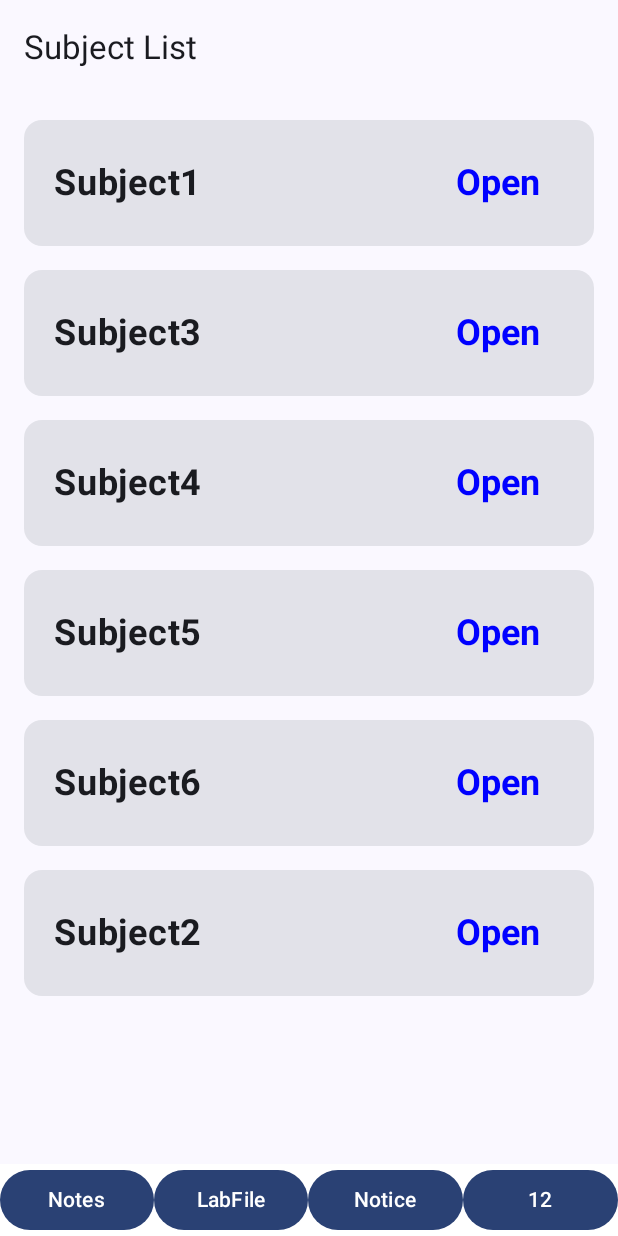
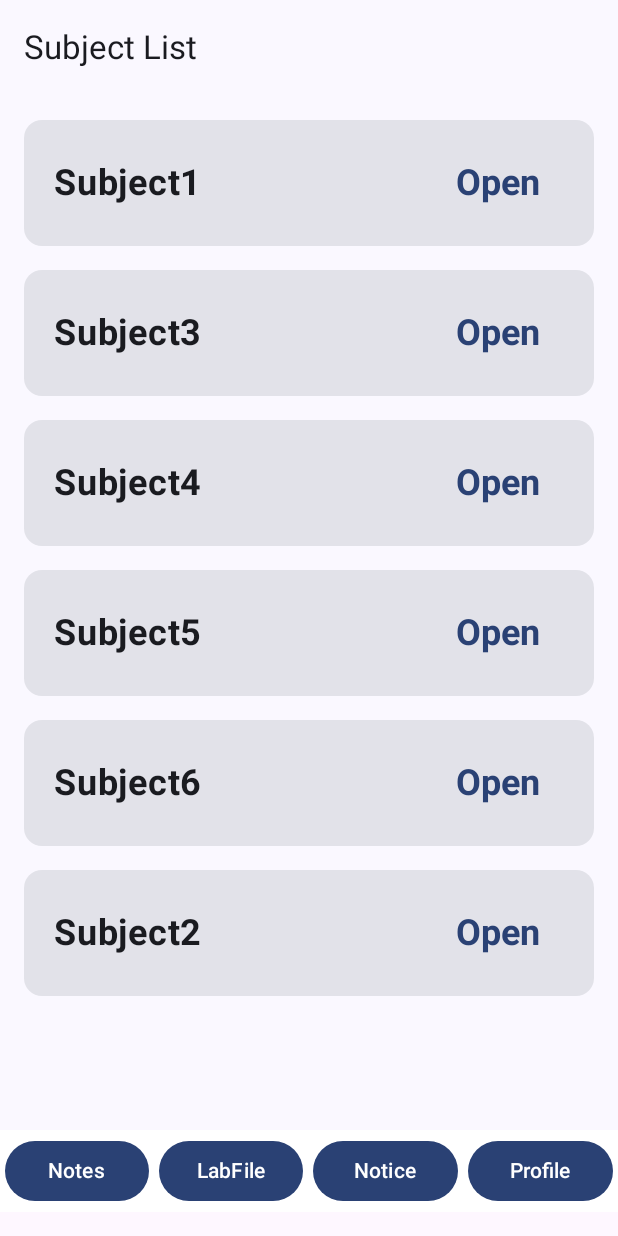
Before and after one commit to saurabhalp/MyProjectApp, an Android app built with Jetpack Compose: the screen it shows after launch (MainActivity), after a tap on "Notes", on a phone screen of 412 x 824 dp. Run offline under Robolectric (Android 15) with nearby library versions, the phone set to English and light mode, and no system bars; our stand-ins replace Firebase (no records; nobody signed in at launch, a user with empty details on screens opened directly).

Commit message:
UI Fixes

```diff
--- a/app/src/main/java/com/saurabhalp/myprojectapp/MainActivity.kt
+++ b/app/src/main/java/com/saurabhalp/myprojectapp/MainActivity.kt
@@ -15,6 +15,7 @@ import androidx.compose.foundation.layout.Box
 import androidx.compose.foundation.layout.Column
 import androidx.compose.foundation.layout.Row
 import androidx.compose.foundation.layout.fillMaxSize
+import androidx.compose.foundation.layout.fillMaxWidth
 import androidx.compose.foundation.layout.padding
 import androidx.compose.foundation.layout.statusBarsPadding
 import androidx.compose.material.icons.Icons
@@ -113,23 +114,38 @@ fun previewHome(){
 @Composable
 fun MainScreen(viewModel: MainViewModel) {
     val navController = rememberNavController()
+
     Scaffold(
-        bottomBar = { Row(){ Button(onClick = {},Modifier.weight(1f)){ Text("R1") }
-            Button(onClick = {},Modifier.weight(1f)){ Text("R1") }
-            Button(onClick = {},Modifier.weight(1f)){ Text("R1") } }  }
+        modifier = Modifier.padding(bottom = 16.dp),
+        bottomBar = {
+                Row (Modifier.fillMaxWidth().background(Color.White)){
+                    Button(onClick = {navController.navigate("home2")},
+                        Modifier.weight(1f).padding(3.dp)) { Text("Notes", )
+                    }
+                    Button(onClick = { },
+                        Modifier.weight(1f).padding(3.dp)) { Text("LabFile",maxLines = 1)
+                    }
+                    Button(onClick = {},
+                        Modifier.weight(1f).padding(3.dp)) { Text("Notice")
+                    }
+                    Button(onClick = {},
+                        Modifier.weight(1f).padding(3.dp)) { Text("Profile")
+                    }}
+
+        }
     ) {
-    }
-
-  var user by rememberSaveable { mutableStateOf(MainViewModel().isLoggedIn) }
-    NavHost(navController = navController, startDestination =
-    if(user!=null) "home2" else
-        "login") {
+            NavHost(
+                navController = navController, startDestination =
+                if (FirebaseAuth.getInstance().currentUser != null) "home2" else
+                    "login"
+            ) {
                 composable("login") { LoginScreen(navController) }
                 composable("signup") { Screen2(navController) }
                 composable("home2") { App(navController) }
                 composable("App2/{detailText}") { backStackEntry ->
                     val detailText = backStackEntry.arguments?.getString("detailText") ?: ""
-            App2(navController,detailText)
+                    App2(navController, detailText)
+                }
             }
         }
     }
--- a/app/src/main/java/com/saurabhalp/myprojectapp/PdfScreen.kt
+++ b/app/src/main/java/com/saurabhalp/myprojectapp/PdfScreen.kt
@@ -62,6 +62,7 @@ import androidx.navigation.NavController
 import androidx.navigation.NavHostController
 import androidx.navigation.compose.rememberNavController
 import com.google.firebase.Firebase
+import com.google.firebase.auth.FirebaseAuth
 import com.google.firebase.firestore.firestore
 import com.saurabhalp.myprojectapp.data.DataSource
 import com.saurabhalp.myprojectapp.ItemRepository
@@ -109,21 +110,6 @@ fun App2(navController: NavController,id:String) {
 fun subjectList(affirmationList : List<Subject>,navController: NavController,viewModel: MainViewModel) {
 
     Scaffold(
-        bottomBar= {
-            Row (Modifier.fillMaxWidth().background(Color.White)){
-                Button(onClick = {navController.navigate("home2")},
-                    Modifier.weight(1f)) { Text("Notes")
-                }
-                Button(onClick = {},
-                    Modifier.weight(1f)) { Text("LabFile")
-                }
-                Button(onClick = {},
-                    Modifier.weight(1f)) { Text("Notice")
-                }
-                Button(onClick = {navController.navigate("Profile")},
-                    Modifier.weight(1f)) { Text("12")
-                }}
-        },
         topBar= {
             TopAppBar(title = { Text("Subject List") })
         },
@@ -151,10 +137,11 @@ fun subjectList(affirmationList : List<Subject>,navController: NavController,vie
 
 @OptIn(ExperimentalMaterial3Api::class)
 @Composable
-fun NotesList(id: String,navController: NavController) { var db = Firebase.firestore
-    var loading by remember { mutableStateOf( true)}
+fun NotesList(id: String,navController: NavController) {
+    var db = Firebase.firestore
+    var loading by remember { mutableStateOf(true) }
     var context = LocalContext.current
-  var pdfItems  = remember { mutableStateListOf<NotesPdf>() }
+    var pdfItems = remember { mutableStateListOf<NotesPdf>() }
     LaunchedEffect(Unit) {
         try {
             val documents = db.collection("pdfs").document("fdsa").collection("pdf1").get().await()
@@ -169,35 +156,16 @@ fun NotesList(id: String,navController: NavController) { var db = Firebase.fires
             Toast.makeText(context, "${e.message}", Toast.LENGTH_SHORT).show()
         }
     }
+
     Scaffold(
-            bottomBar= {
-                Row (Modifier.fillMaxWidth().background(Color.White)){
-                    Button(onClick = {navController.navigate("home2")},
-                        Modifier.weight(1f)) { Text("Notes")
+        topBar = {
+            TopAppBar(title = { Text("Units") })
         }
-                    Button(onClick = {},
-                        Modifier.weight(1f)) { Text("LabFile")
-                    }
-                    Button(onClick = {},
-                        Modifier.weight(1f)) { Text("Notice")
-                    }
-                    Button(onClick = {navController.navigate("login")},
-                        Modifier.weight(1f)) { Text("12")
-                    }}
-            },
-            topBar = {
-                TopAppBar(title = { Text("Notes") })
-
-            }
-        )
-        { contentPadding ->
-
-
+    ) {
         Column(
             horizontalAlignment = Alignment.CenterHorizontally,
             modifier = Modifier
-                        .fillMaxSize()
-                        .padding(contentPadding)
+                .fillMaxSize().padding(it)
                 .padding(8.dp)
         ) {
             if (loading) {
@@ -211,7 +179,8 @@ fun NotesList(id: String,navController: NavController) { var db = Firebase.fires
                     }
                 }
 
-                        TextButton(onClick = {MainViewModel().logout()
+                TextButton(onClick = {
+                    FirebaseAuth.getInstance().signOut()
                     navController.navigate("login")
                 }
                 ) { Text(text = "Logout") }
@@ -219,6 +188,7 @@ fun NotesList(id: String,navController: NavController) { var db = Firebase.fires
         }
     }
 }
+
 
 @Composable
 fun SubjectCard(subject: Subject,onClick:()->Unit,navController: NavController ){
@@ -244,7 +214,6 @@ fun SubjectCard(subject: Subject,onClick:()->Unit,navController: NavController )
                 },Modifier.weight(1f).align(Alignment.CenterVertically)
                    ) {
                     Text( text = "Open",
-                        color = Color.Blue,
                         fontWeight = FontWeight.Bold,
                         fontSize = 24.sp
                     )
@@ -261,14 +230,21 @@ fun NotesCard(subject:PdfItem){
         .fillMaxWidth().height(100.dp)
         .padding(8.dp)
     ){
-        Column (Modifier.fillMaxSize(),
-            verticalArrangement = Arrangement.Center){
+            Box(Modifier.fillMaxSize()) {
+                Row(
+                    modifier = Modifier.fillMaxSize().align(Alignment.Center),
+                ) {
                     Text(
                         text = subject.name,
-                    modifier = Modifier.padding(8.dp)
+                        Modifier.weight(2f)
+                            .align(Alignment.CenterVertically)
+                            .padding(start = 20.dp),
+                        fontSize = 24.sp,
+                        fontWeight = FontWeight.Bold
                     )
                     ClickableText(
                         text = AnnotatedString("Open PDF"),
+                        Modifier.weight(1f).align(Alignment.CenterVertically),
                         onClick = {
                             val intent = Intent(Intent.ACTION_VIEW).apply {
                                 setDataAndType(Uri.parse(subject.url), "application/pdf")
@@ -282,11 +258,12 @@ fun NotesCard(subject:PdfItem){
                 }
             }
         }
+}
 
 @Preview
 @Composable
 fun notePreview(){
-    SubjectCard(Subject(R.string.Subject3,""), {}, rememberNavController())
+    NotesCard(PdfItem("Name","url"))
 }
 
 
```
Also changed, not shown: app/src/main/java/com/saurabhalp/myprojectapp/LoginScreen.kt (+24 -13 lines). Lines whose indentation alone changed are shown as unchanged.
